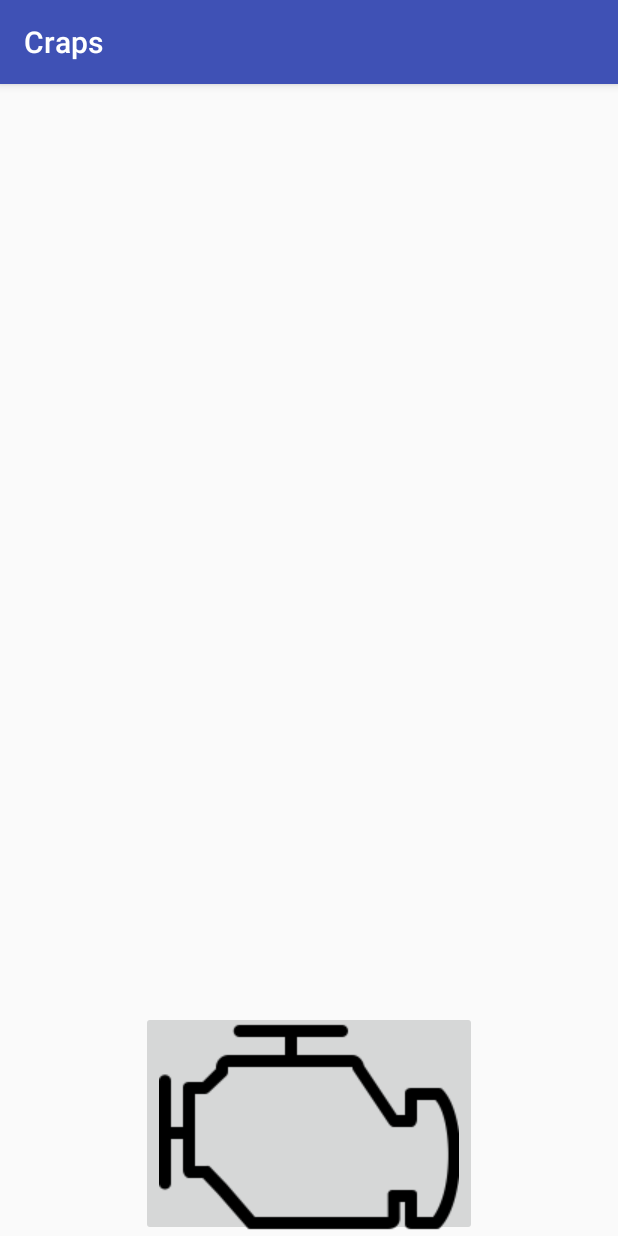
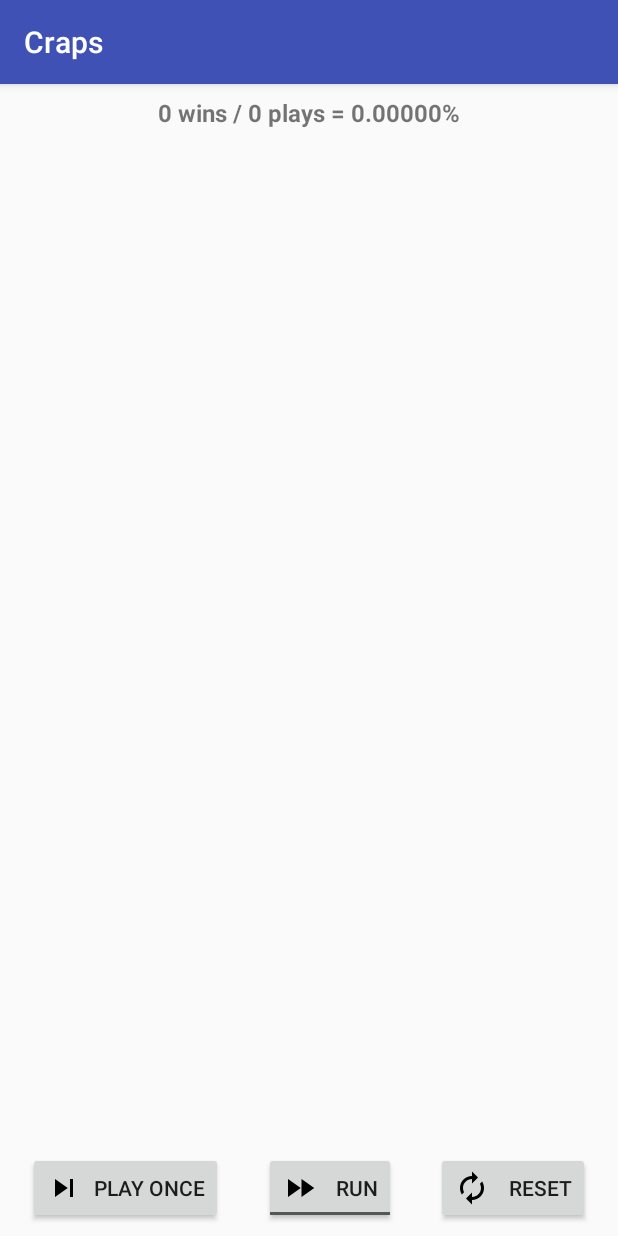
Before and after one commit to JTdevelop/deep-dive-craps-android, an Android app: the screen it shows after launch (MainActivity), on a phone screen of 412 x 824 dp. Run offline under Robolectric (Android 15) with nearby library versions, the light colour scheme and no system bars.

Commit message:
Implemented worker thread to run Monte Carlo simulation.

```diff
--- a/app/src/main/java/edu/cnm/deepdive/craps/MainActivity.java
+++ b/app/src/main/java/edu/cnm/deepdive/craps/MainActivity.java
@@ -1,45 +1,133 @@
 package edu.cnm.deepdive.craps;
 
-import android.support.v4.content.ContextCompat;
 import android.support.v7.app.AppCompatActivity;
 import android.os.Bundle;
 import android.view.View;
 import android.view.View.OnClickListener;
-import android.widget.ArrayAdapter;
 import android.widget.Button;
-import android.widget.ImageButton;
+import android.widget.CompoundButton;
+import android.widget.CompoundButton.OnCheckedChangeListener;
 import android.widget.ListView;
+import android.widget.TextView;
+import android.widget.ToggleButton;
 import java.security.SecureRandom;
 import java.util.Random;
 
 public class MainActivity extends AppCompatActivity {
 
   private Game game;
-  private ImageButton play;
+  private Button play;
+  private Button reset;
+  private ToggleButton run;
   private ListView rolls;
+  private TextView tally;
   private Random rng;
   private RollsAdapter rollsAdapter;
+  private long plays = 0;
+  private long wins = 0;
+  private boolean running = false;
+  private Worker worker = null;
 
   @Override
   protected void onCreate(Bundle savedInstanceState) {
     super.onCreate(savedInstanceState);
     setContentView(R.layout.activity_main);
     play = findViewById(R.id.play_game);
+    reset = findViewById(R.id.reset_game);
+    run = findViewById(R.id.play_continuously);
     rolls = findViewById(R.id.game_rolls);
+    tally = findViewById(R.id.tally);
     game = new Game();
     rng = new SecureRandom();
     rollsAdapter = new RollsAdapter(this, R.layout.item_roll);
-    rollsAdapter.setGame(game);
+    rolls.setAdapter(rollsAdapter);
+    reset();
     play.setOnClickListener(new OnClickListener() {
       @Override
       public void onClick(View v) {
-        game.reset();
-        game.play(rng);
-        rollsAdapter.clear();
-        rollsAdapter.addAll(game.getRolls());
-        rolls.setAdapter(rollsAdapter);
+        play();
+        updateDisplay(game.getState(), game.getRolls(), plays, wins);
+      }
+    });
 
+    reset.setOnClickListener(new OnClickListener() {
+      @Override
+      public void onClick(View v) {
+        reset();
+      }
+    });
+
+    run.setOnCheckedChangeListener(new OnCheckedChangeListener() {
+      @Override
+      public void onCheckedChanged(CompoundButton buttonView, boolean isChecked) {
+        toggleRun(isChecked);
       }
     });
   }
+
+  private void toggleRun(boolean isChecked) {
+    if (isChecked) {
+      play.setEnabled(false);
+      reset.setEnabled(false);
+      worker = new Worker();
+      running = true;
+      worker.start();
+    } else {
+      running = false;
+      worker = null;
+      reset.setEnabled(true);
+      play.setEnabled(true);
+    }
+  }
+
+  private void reset() {
+    plays = 0;
+    wins = 0;
+    updateDisplay(game.getState(), null, plays, wins);
+  }
+
+  private void play() {
+    game.reset();
+    game.play(rng);
+    plays++;
+    if (game.getState() == State.WIN) {
+      wins++;
+    }
+  }
+
+  private void updateDisplay(State state, Roll[] rolls, long plays, long wins) {
+    double percentage = (plays > 0) ? (100d * wins / plays) : 0;
+    tally.setText(getString(R.string.tally_pattern, wins, plays, percentage));
+    rollsAdapter.clear();
+    rollsAdapter.setState(state);
+    if (rolls != null) {
+      rollsAdapter.addAll(rolls);
+    }
+  }
+
+  private class Worker extends Thread {
+    private edu.cnm.deepdive.craps.State state;
+    private Roll[] rolls;
+    private long threadPlays;
+    private long threadWins;
+
+    @Override
+    public void run() {
+      while (running) {
+        do {
+          play();
+        } while (plays % 1000 != 0);
+        state = game.getState();
+        rolls = game.getRolls();
+        threadPlays = plays;
+        threadWins = wins;
+        runOnUiThread(new Runnable() {
+          @Override
+          public void run() {
+            updateDisplay(state, rolls, threadPlays, threadWins);
+          }
+        });
+      }
+    }
+  }
 }
--- a/app/src/main/java/edu/cnm/deepdive/craps/RollsAdapter.java
+++ b/app/src/main/java/edu/cnm/deepdive/craps/RollsAdapter.java
@@ -16,7 +16,7 @@ import android.widget.TextView;
 
 public class RollsAdapter extends ArrayAdapter<Roll> {
 
-  private Game game;
+  private State state;
   private Drawable[] faces;
 
   public RollsAdapter(@NonNull Context context, int resource) {
@@ -45,7 +45,7 @@ public class RollsAdapter extends ArrayAdapter<Roll> {
     die2.setImageDrawable(faces[roll.getDice()[1] - 1]);
     diceSum.setText(getContext().getString(R.string.dice_sum_pattern, roll.getSum()));
     if (position == getCount() - 1) {
-      if (game.getState() == State.WIN) {
+      if (state == State.WIN) {
         rollView.setBackgroundColor(ContextCompat.getColor(getContext(), R.color.win_background));
       } else {
         rollView.setBackgroundColor(ContextCompat.getColor(getContext(), R.color.loss_background));
@@ -55,7 +55,7 @@ public class RollsAdapter extends ArrayAdapter<Roll> {
     return rollView;
   }
 
-  public void setGame(Game game) {
-    this.game = game;
+  public void setState(State state) {
+    this.state = state;
   }
 }
--- /dev/null
+++ b/app/src/main/res/drawable/ic_autorenew_black_24dp.xml
@@ -0,0 +1,9 @@
+<vector xmlns:android="http://schemas.android.com/apk/res/android"
+        android:width="24dp"
+        android:height="24dp"
+        android:viewportWidth="24.0"
+        android:viewportHeight="24.0">
+    <path
+        android:fillColor="#FF000000"
+        android:pathData="M12,6v3l4,-4 -4,-4v3c-4.42,0 -8,3.58 -8,8 0,1.57 0.46,3.03 1.24,4.26L6.7,14.8c-0.45,-0.83 -0.7,-1.79 -0.7,-2.8 0,-3.31 2.69,-6 6,-6zM18.76,7.74L17.3,9.2c0.44,0.84 0.7,1.79 0.7,2.8 0,3.31 -2.69,6 -6,6v-3l-4,4 4,4v-3c4.42,0 8,-3.58 8,-8 0,-1.57 -0.46,-3.03 -1.24,-4.26z"/>
+</vector>
--- /dev/null
+++ b/app/src/main/res/drawable/ic_fast_forward_black_24dp.xml
@@ -0,0 +1,9 @@
+<vector xmlns:android="http://schemas.android.com/apk/res/android"
+        android:width="24dp"
+        android:height="24dp"
+        android:viewportWidth="24.0"
+        android:viewportHeight="24.0">
+    <path
+        android:fillColor="#FF000000"
+        android:pathData="M4,18l8.5,-6L4,6v12zM13,6v12l8.5,-6L13,6z"/>
+</vector>
--- /dev/null
+++ b/app/src/main/res/drawable/ic_skip_next_black_24dp.xml
@@ -0,0 +1,9 @@
+<vector xmlns:android="http://schemas.android.com/apk/res/android"
+        android:width="24dp"
+        android:height="24dp"
+        android:viewportWidth="24.0"
+        android:viewportHeight="24.0">
+    <path
+        android:fillColor="#FF000000"
+        android:pathData="M6,18l8.5,-6L6,6v12zM16,6v12h2V6h-2z"/>
+</vector>
--- a/app/src/main/res/layout/activity_main.xml
+++ b/app/src/main/res/layout/activity_main.xml
@@ -7,6 +7,17 @@
   android:layout_height="match_parent"
   tools:context="edu.cnm.deepdive.craps.MainActivity">
 
+  <TextView
+    android:id="@+id/tally"
+    android:layout_width="wrap_content"
+    android:layout_height="wrap_content"
+    android:layout_margin="@dimen/layout_margin"
+    android:textSize="16dp"
+    android:textStyle="bold"
+    app:layout_constraintTop_toTopOf="parent"
+    app:layout_constraintLeft_toLeftOf="parent"
+    app:layout_constraintRight_toRightOf="parent"/>
+
   <ListView
     android:id="@+id/game_rolls"
     android:layout_width="match_parent"
@@ -15,16 +26,46 @@
     app:layout_constraintBottom_toTopOf="@+id/play_game"
     app:layout_constraintLeft_toLeftOf="parent"
     app:layout_constraintRight_toRightOf="parent"
-    app:layout_constraintTop_toTopOf="parent"/>
+    app:layout_constraintTop_toBottomOf="@id/tally"/>
 
-  <ImageButton
+  <Button
     android:id="@+id/play_game"
     android:layout_width="wrap_content"
-    android:layout_height="150dp"
+    android:layout_height="wrap_content"
+    android:layout_margin="@dimen/layout_margin"
+    android:padding="@dimen/button_padding"
+   android:drawablePadding="@dimen/icon_padding"
+    android:drawableStart="@drawable/ic_skip_next_black_24dp"
     android:text="@string/play_button"
-    android:src="@drawable/start"
+    app:layout_constraintBottom_toBottomOf="parent"
     app:layout_constraintLeft_toLeftOf="parent"
-    app:layout_constraintRight_toRightOf="parent"
-    app:layout_constraintBottom_toBottomOf="parent"/>
+    app:layout_constraintRight_toLeftOf="@+id/play_continuously"/>
+
+  <ToggleButton
+    android:id="@+id/play_continuously"
+    android:layout_width="wrap_content"
+    android:layout_height="wrap_content"
+    android:layout_margin="@dimen/layout_margin"
+    android:padding="@dimen/button_padding"
+    android:drawablePadding="@dimen/button_padding"
+    android:drawableStart="@drawable/ic_fast_forward_black_24dp"
+    android:textOff="@string/run_button"
+    android:textOn="@string/stop_button"
+    app:layout_constraintBottom_toBottomOf="parent"
+    app:layout_constraintLeft_toRightOf="@id/play_game"
+    app:layout_constraintRight_toLeftOf="@+id/reset_game"/>
+
+    <Button
+      android:id="@+id/reset_game"
+      android:layout_width="wrap_content"
+      android:layout_height="wrap_content"
+      android:layout_margin="@dimen/layout_margin"
+      android:padding="@dimen/button_padding"
+      android:drawablePadding="@dimen/button_padding"
+      android:drawableStart="@drawable/ic_autorenew_black_24dp"
+      android:text="@string/reset_button"
+      app:layout_constraintBottom_toBottomOf="parent"
+      app:layout_constraintLeft_toRightOf="@id/play_continuously"
+      app:layout_constraintRight_toRightOf="parent"/>
 
 </android.support.constraint.ConstraintLayout>
--- /dev/null
+++ b/app/src/main/res/values/dimens.xml
@@ -0,0 +1,6 @@
+<?xml version="1.0" encoding="utf-8"?>
+<resources>
+  <dimen name="layout_margin">8dp</dimen>
+  <dimen name="button_padding">12dp</dimen>
+  <dimen name="icon_padding">8dp</dimen>
+</resources>
--- a/app/src/main/res/values/strings.xml
+++ b/app/src/main/res/values/strings.xml
@@ -1,7 +1,11 @@
 <resources>
   <string name="app_name">Craps</string>
-  <string name="play_button">Roll \'dem Bones!</string>
+  <string name="play_button">Play Once</string>
   <string name="status_pattern">First: %1$s; last: %2$s; result after %3$d rolls: %4$s.</string>
   <string name="simple_status_pattern">Roll: %1$s; Result: %2$s. </string>
   <string name="dice_sum_pattern">= %1$d</string>
+  <string name="run_button">Run </string>
+  <string name="stop_button">Stop! </string>
+  <string name="reset_button">Reset</string>
+  <string name="tally_pattern">%1$,d wins / %2$,d plays = %3$.5f%%</string>
 </resources>
```
